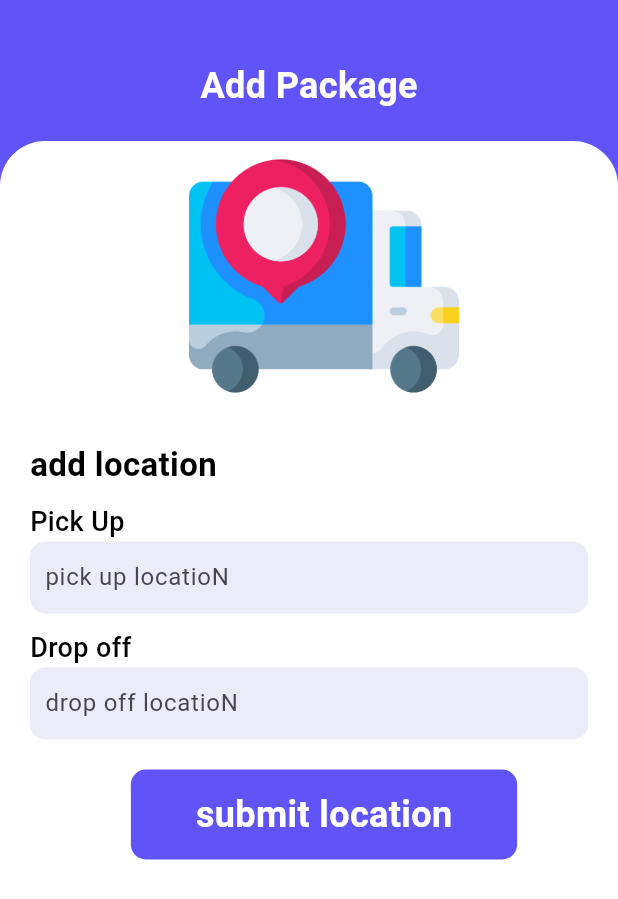
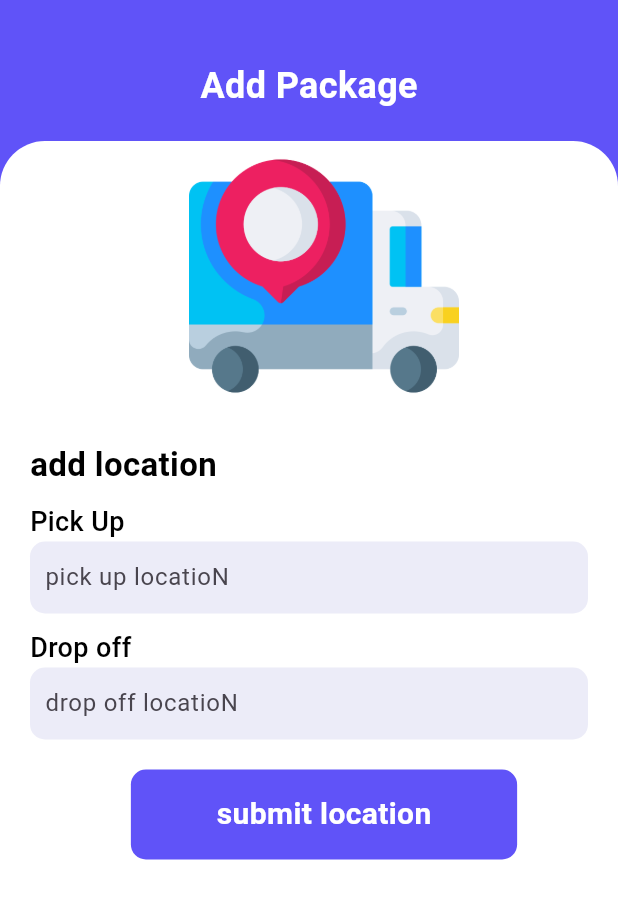
Before and after one commit to dionisiusragil13/delivery_package_app, a Flutter app: the screen it shows after launch, on a phone screen of 412 x 824 dp. Shown: the top 899 px of the screen. Run offline on Flutter 3.47's test engine with Material 3 defaults, Android fonts, the phone set to English and light mode, and no system bars.

```diff
--- a/lib/pages/home.dart
+++ b/lib/pages/home.dart
@@ -60,7 +60,7 @@ class _HomePageState extends State<HomePage> {
                     SizedBox(height: 20.0),
                     Text(
                       "track your shipment",
-                      style: AppWidget.WhiteTextfieldStyle(),
+                      style: AppWidget.WhiteTextfieldStyle(24.0),
                     ),
                     SizedBox(height: 5.0),
                     Text(
--- a/lib/pages/onboarding.dart
+++ b/lib/pages/onboarding.dart
@@ -44,7 +44,7 @@ class _OnboardingState extends State<Onboarding> {
                 child: Center(
                   child: Text(
                     "Track Now",
-                    style: AppWidget.WhiteTextfieldStyle(),
+                    style: AppWidget.WhiteTextfieldStyle(24.0),
                   ),
                 ),
               ),
--- a/lib/pages/post.dart
+++ b/lib/pages/post.dart
@@ -20,7 +20,7 @@ class _PostPageState extends State<PostPage> {
             Center(
               child: Text(
                 "Add Package",
-                style: AppWidget.WhiteTextfieldStyle(),
+                style: AppWidget.WhiteTextfieldStyle(24.0),
               ),
             ),
             SizedBox(height: 20.0),
@@ -101,7 +101,7 @@ class _PostPageState extends State<PostPage> {
                         child: Center(
                           child: Text(
                             "submit location",
-                            style: AppWidget.WhiteTextfieldStyle(),
+                            style: AppWidget.WhiteTextfieldStyle(20.0),
                           ),
                         ),
                       ),
--- a/lib/service/widget_support.dart
+++ b/lib/service/widget_support.dart
@@ -33,10 +33,10 @@ class AppWidget {
     );
   }
 
-  static TextStyle WhiteTextfieldStyle() {
+  static TextStyle WhiteTextfieldStyle(double size) {
     return TextStyle(
       color: Colors.white,
-      fontSize: 24.0,
+      fontSize: size,
       fontWeight: FontWeight.bold,
     );
   }
```
